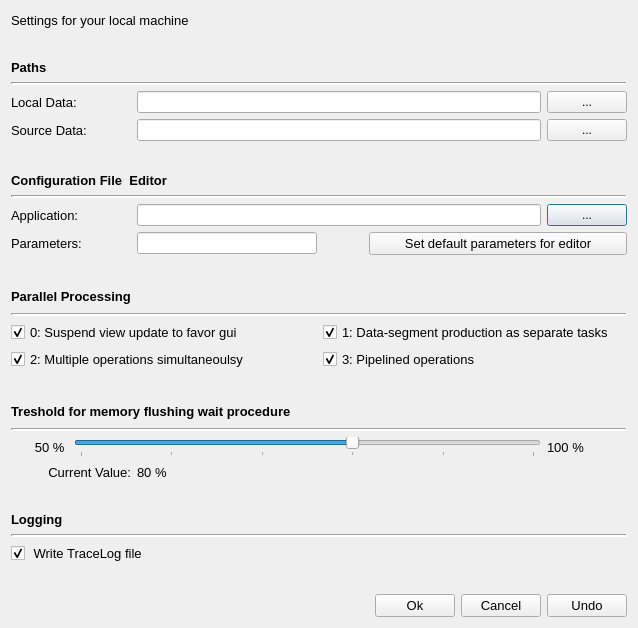
First picture: the form in qtgui/exe/res/ui/DmsLocalMachineOptionsWindow.ui, repository ObjectVision/GeoDMS, before the edit.
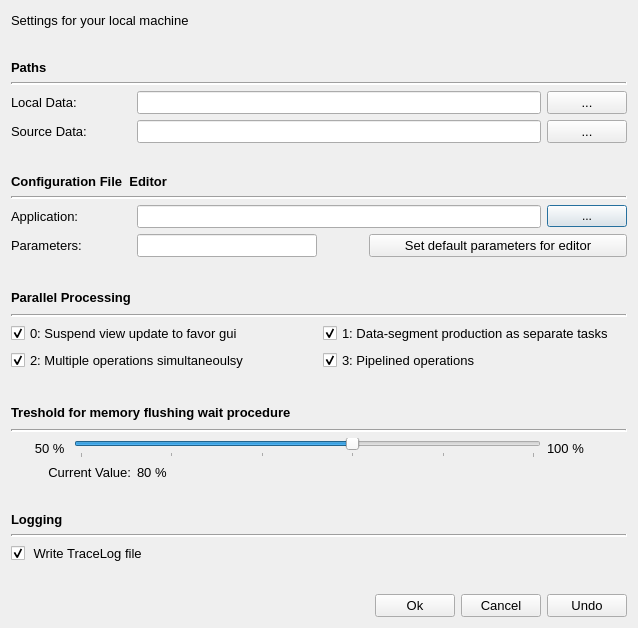
Second picture: the form after the edit. Icons and pictures are not drawn.

Commit message: font family not longer overruled more space for multiple controls

```diff
--- a/qtgui/exe/res/ui/DmsLocalMachineOptionsWindow.ui
+++ b/qtgui/exe/res/ui/DmsLocalMachineOptionsWindow.ui
@@ -6,7 +6,7 @@
    <rect>
     <x>0</x>
     <y>0</y>
-    <width>616</width>
+    <width>617</width>
     <height>628</height>
    </rect>
   </property>
@@ -73,7 +73,6 @@
       <widget class="QLabel" name="lbl_max">
        <property name="font">
         <font>
-         <family>MS Shell Dlg 2</family>
          <pointsize>10</pointsize>
         </font>
        </property>
@@ -164,6 +163,7 @@
        <property name="font">
         <font>
          <pointsize>10</pointsize>
+         <weight>75</weight>
          <bold>true</bold>
         </font>
        </property>
@@ -217,7 +217,6 @@
       <widget class="QLabel" name="lbl_applications_2">
        <property name="font">
         <font>
-         <family>MS Shell Dlg 2</family>
          <pointsize>10</pointsize>
         </font>
        </property>
@@ -230,7 +229,6 @@
       <widget class="QLabel" name="lbl_applications">
        <property name="font">
         <font>
-         <family>MS Shell Dlg 2</family>
          <pointsize>10</pointsize>
         </font>
        </property>
@@ -261,10 +259,22 @@
       </widget>
      </item>
      <item row="5" column="2" colspan="8">
-      <widget class="QLineEdit" name="m_sd_input"/>
+      <widget class="QLineEdit" name="m_sd_input">
+       <property name="font">
+        <font>
+         <pointsize>10</pointsize>
+        </font>
+       </property>
+      </widget>
      </item>
      <item row="9" column="2" colspan="8">
-      <widget class="QLineEdit" name="m_editor_input"/>
+      <widget class="QLineEdit" name="m_editor_input">
+       <property name="font">
+        <font>
+         <pointsize>10</pointsize>
+        </font>
+       </property>
+      </widget>
      </item>
      <item row="3" column="0" colspan="11">
       <widget class="Line" name="line">
@@ -289,7 +299,6 @@
       <widget class="QLabel" name="lbl_sourcedata">
        <property name="font">
         <font>
-         <family>MS Shell Dlg 2</family>
          <pointsize>10</pointsize>
         </font>
        </property>
@@ -309,7 +318,6 @@
       <widget class="QLabel" name="lbl_current_flush_value">
        <property name="font">
         <font>
-         <family>MS Shell Dlg 2</family>
          <pointsize>10</pointsize>
         </font>
        </property>
@@ -325,7 +333,6 @@
       <widget class="QLabel" name="m_flush_treshold_text">
        <property name="font">
         <font>
-         <family>MS Shell Dlg 2</family>
          <pointsize>10</pointsize>
         </font>
        </property>
@@ -345,7 +352,6 @@
       <widget class="QLabel" name="lbl_min">
        <property name="font">
         <font>
-         <family>MS Shell Dlg 2</family>
          <pointsize>10</pointsize>
         </font>
        </property>
@@ -400,6 +406,7 @@
        <property name="font">
         <font>
          <pointsize>10</pointsize>
+         <weight>75</weight>
          <bold>true</bold>
         </font>
        </property>
@@ -436,10 +443,21 @@
       </widget>
      </item>
      <item row="4" column="2" colspan="8">
-      <widget class="QLineEdit" name="m_ld_input"/>
+      <widget class="QLineEdit" name="m_ld_input">
+       <property name="font">
+        <font>
+         <pointsize>10</pointsize>
+        </font>
+       </property>
+      </widget>
      </item>
      <item row="5" column="10">
       <widget class="QPushButton" name="m_sd_folder_dialog">
+       <property name="font">
+        <font>
+         <pointsize>10</pointsize>
+        </font>
+       </property>
        <property name="text">
         <string>...</string>
        </property>
@@ -451,6 +469,11 @@
      </item>
      <item row="4" column="10">
       <widget class="QPushButton" name="m_ld_folder_dialog">
+       <property name="font">
+        <font>
+         <pointsize>10</pointsize>
+        </font>
+       </property>
        <property name="text">
         <string>...</string>
        </property>
@@ -510,7 +533,13 @@
       </widget>
      </item>
      <item row="10" column="2" colspan="4">
-      <widget class="QLineEdit" name="m_editor_parameters_input"/>
+      <widget class="QLineEdit" name="m_editor_parameters_input">
+       <property name="font">
+        <font>
+         <pointsize>10</pointsize>
+        </font>
+       </property>
+      </widget>
      </item>
      <item row="10" column="6">
       <widget class="QPushButton" name="m_param_info">
@@ -547,6 +576,7 @@
        <property name="font">
         <font>
          <pointsize>10</pointsize>
+         <weight>75</weight>
          <bold>true</bold>
         </font>
        </property>
@@ -602,6 +632,7 @@
        <property name="font">
         <font>
          <pointsize>10</pointsize>
+         <weight>75</weight>
          <bold>true</bold>
         </font>
        </property>
@@ -655,6 +686,7 @@
        <property name="font">
         <font>
          <pointsize>10</pointsize>
+         <weight>75</weight>
          <bold>true</bold>
         </font>
        </property>
@@ -676,7 +708,6 @@
       <widget class="QLabel" name="lbl_localdata">
        <property name="font">
         <font>
-         <family>MS Shell Dlg 2</family>
          <pointsize>10</pointsize>
         </font>
        </property>
```
Left out of the diff: 1 changed line with no effect on the pictures. The commit also changes 2 other files.
